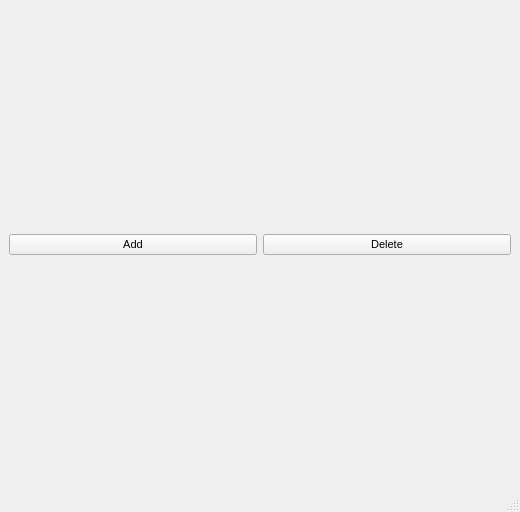
Qt form account_manager/account_manager.ui (cowtony/BookKeeping) before a commit.
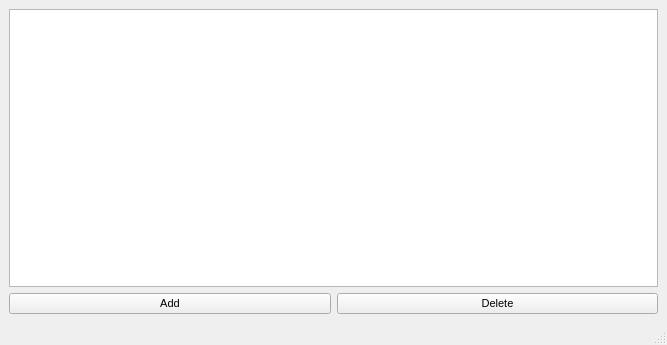
The same form after that commit. Icons and pictures are not drawn.

Commit message: Add Household Manager Some refactors

```diff
--- a/account_manager/account_manager.ui
+++ b/account_manager/account_manager.ui
@@ -6,8 +6,8 @@
    <rect>
     <x>0</x>
     <y>0</y>
-    <width>520</width>
-    <height>512</height>
+    <width>667</width>
+    <height>345</height>
    </rect>
   </property>
   <property name="windowTitle">
@@ -24,9 +24,10 @@
     </font>
    </property>
    <layout class="QGridLayout" name="gridLayout">
+    <item row="0" column="0" colspan="2">
+     <widget class="QTreeView" name="treeView"/>
+    </item>
     <item row="1" column="0">
-     <layout class="QGridLayout" name="gridLayout_5">
-      <item row="0" column="0">
        <widget class="QPushButton" name="pushButton_Add">
         <property name="enabled">
          <bool>true</bool>
@@ -39,11 +40,7 @@
         </property>
        </widget>
       </item>
-     </layout>
-    </item>
     <item row="1" column="1">
-     <layout class="QGridLayout" name="gridLayout_7">
-      <item row="0" column="0">
        <widget class="QPushButton" name="pushButton_Delete">
         <property name="enabled">
          <bool>true</bool>
@@ -54,14 +51,6 @@
        </widget>
       </item>
      </layout>
-    </item>
-    <item row="0" column="0">
-     <layout class="QGridLayout" name="gridLayout_2"/>
-    </item>
-    <item row="0" column="1">
-     <layout class="QGridLayout" name="gridLayout_4"/>
-    </item>
-   </layout>
   </widget>
   <widget class="QMenuBar" name="menubar">
    <property name="geometry">
```
Left out of the diff: 6 changed lines with no effect on the pictures. Lines whose indentation alone changed are shown as unchanged. The commit also changes 24 other files.
